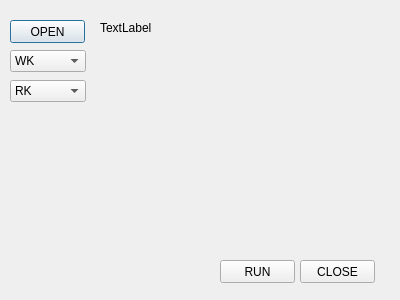
Above: TP.ui from blissin/window_git before the change. Below: the same form after it.
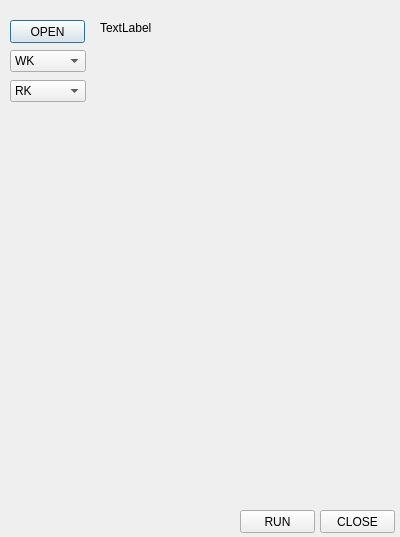
That is the form after the change.

Diff of the .ui file:
```diff
--- a/TP.ui
+++ b/TP.ui
@@ -7,7 +7,7 @@
     <x>0</x>
     <y>0</y>
     <width>400</width>
-    <height>300</height>
+    <height>537</height>
    </rect>
   </property>
   <property name="windowTitle">
@@ -97,8 +97,8 @@
   <widget class="QPushButton" name="pushButton_run">
    <property name="geometry">
     <rect>
-     <x>220</x>
-     <y>260</y>
+     <x>240</x>
+     <y>510</y>
      <width>75</width>
      <height>23</height>
     </rect>
@@ -110,8 +110,8 @@
   <widget class="QPushButton" name="pushButton_exit">
    <property name="geometry">
     <rect>
-     <x>300</x>
-     <y>260</y>
+     <x>320</x>
+     <y>510</y>
      <width>75</width>
      <height>23</height>
     </rect>
@@ -120,6 +120,16 @@
     <string>CLOSE</string>
    </property>
   </widget>
+  <widget class="QWidget" name="widget" native="true">
+   <property name="geometry">
+    <rect>
+     <x>20</x>
+     <y>130</y>
+     <width>361</width>
+     <height>351</height>
+    </rect>
+   </property>
+  </widget>
  </widget>
  <resources/>
  <connections>
```
Left out of the diff: 23 changed lines with no effect on the pictures.
